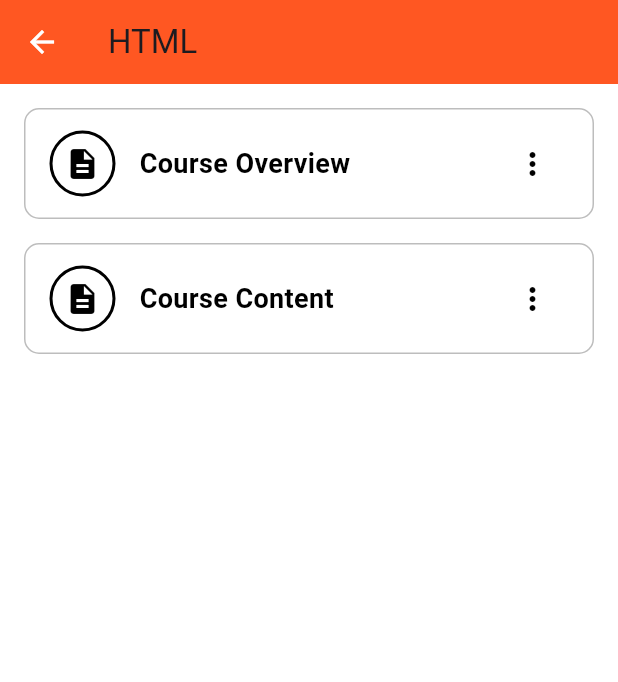
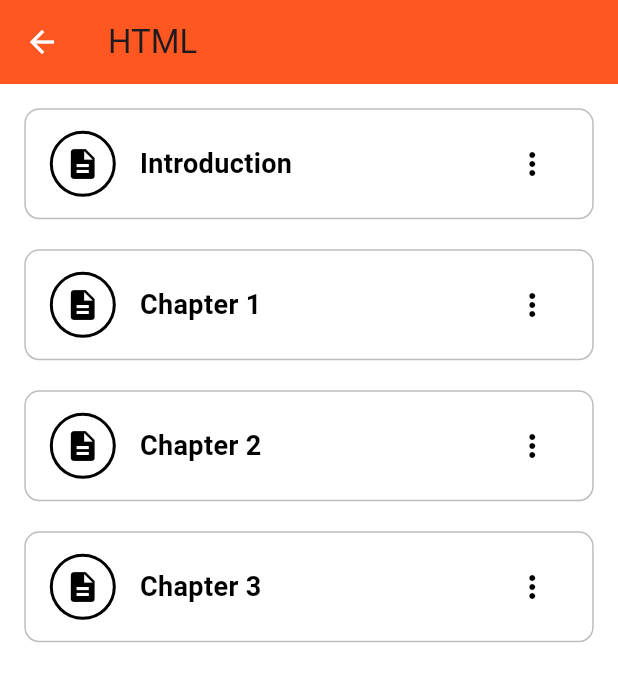
Before and after one commit to Imran-decoder/E-Learning-Platform, a Flutter app: the screen it shows after launch, after a tap on "HTML", on a phone screen of 412 x 824 dp. Shown: the top 682 px of the screen. Run offline on Flutter 3.47's test engine with Material 3 defaults, Android fonts, the phone set to English and light mode, and no system bars; our stand-ins replace flutter_svg, google_fonts, lottie, percent_indicator.

Commit message:
dyna_box

```diff
--- a/lib/screens/course_detail_screen.dart
+++ b/lib/screens/course_detail_screen.dart
@@ -4,9 +4,11 @@ import 'package:elearning/components/header_section.dart';
 
 class CourseDetailsScreen extends StatelessWidget {
   final String courseName;
+  final List<Map<String, String>> sections; // List of sections with title and content.
 
   const CourseDetailsScreen({
     required this.courseName,
+    required this.sections,
     Key? key,
   }) : super(key: key);
 
@@ -19,41 +21,27 @@ class CourseDetailsScreen extends StatelessWidget {
       ),
       body: SafeArea(
         child: SingleChildScrollView(
-          padding: const EdgeInsets.all(16.0),
+          padding: const EdgeInsets.all(16.20),
           child: Column(
             crossAxisAlignment: CrossAxisAlignment.start,
-            children: [
-              // Reusable Tappable Header Sections
-              HeaderSection(
-                title: "Course Overview",
+            children: sections.map((section) {
+              return Padding(padding: const EdgeInsets.only(bottom: 20.0),
+              child: HeaderSection(
+                title: section['title']!,
                 onTap: () {
                   Navigator.push(
                     context,
                     MaterialPageRoute(
                       builder: (context) => DetailedInfoScreen(
-                        title: "Course Overview",
-                        content: "This course covers all the fundamentals of the topic with practical examples and hands-on exercises to help you master the concepts.",
+                        title: section['title']!,
+                        content: section['content']!,
                       ),
                     ),
                   );
                 },
               ),
-              const SizedBox(height: 16),
-              HeaderSection(
-                title: "Course Content",
-                onTap: () {
-                  Navigator.push(
-                    context,
-                    MaterialPageRoute(
-                      builder: (context) => DetailedInfoScreen(
-                        title: "Course Content",
-                        content: "1. Introduction to Basics\n2. Intermediate Concepts\n3. Advanced Topics\n4. Final Project and Practice",
-                      ),
-                    ),
-                  );
-                },
-              ),
-            ],
+             );
+            }).toList(),
           ),
         ),
       ),
--- a/lib/screens/dashboard_screen.dart
+++ b/lib/screens/dashboard_screen.dart
@@ -124,7 +124,28 @@ class _DashboardScreenState extends State<DashboardScreen> {
       context,
       MaterialPageRoute(
         builder: (context) => CourseDetailsScreen(
-          courseName: course['name']!,
+          courseName: course['name']!, sections: [
+            {
+              'title': 'Introduction',
+              'content':
+                  'This is an introduction to ${course['name']} course.',
+            },
+            {
+              'title': 'Chapter 1',
+              'content':
+                  'This is the content of Chapter 1 of ${course['name']} course.',
+            },
+            {
+              'title': 'Chapter 2',
+              'content':
+                  'This is the content of Chapter 2 of ${course['name']} course.',
+            },
+            {
+              'title': 'Chapter 3',
+              'content':
+                  'This is the content of Chapter 3 of ${course['name']} course.',
+            },
+          ],
         ),
       ),
     );
```
Also changed, not shown: 5 other files.
